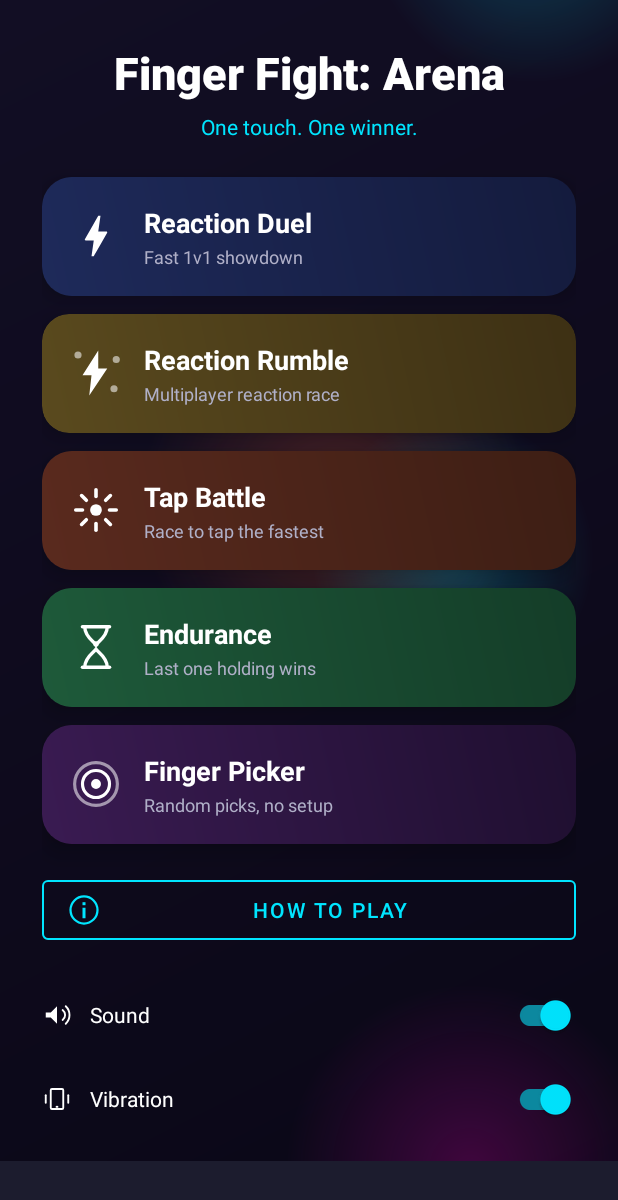
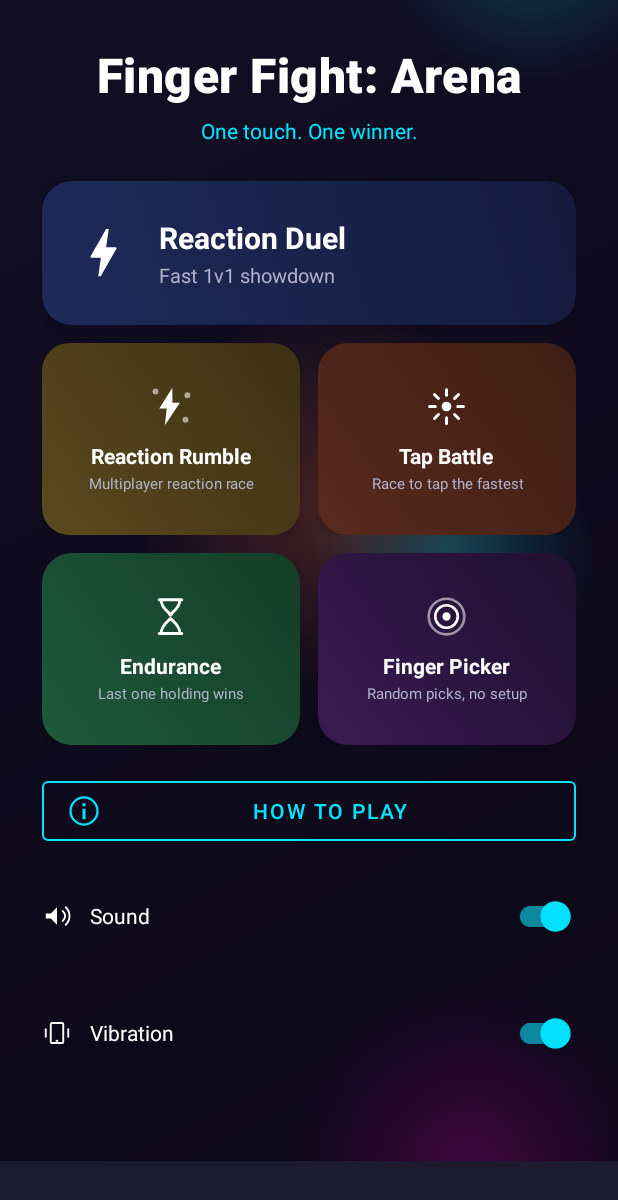
Before and after one commit to djmkee/fingerfight, an Android app: the screen it shows after launch (MainActivity), on a phone screen of 412 x 824 dp. Shown: the top 1200 px of the screen. Run offline under Robolectric (Android 15) with nearby library versions, the phone set to English and light mode, and no system bars; our stand-ins replace AdMob.

Commit message:
Bento-grid main menu, real haptics, and typography polish
Applied the 2026 mobile design trends actually relevant to a native app
(researched via web search after the three reference links were blocked
by this environment's network policy):

- Main menu restructured from a uniform vertical stack into a bento grid:
  one large featured hero card (Reaction Duel) plus a 2x2 grid of smaller
  tiles (Reaction Rumble, Tap Battle, Endurance, Finger Picker). Card ids
  are unchanged so MainActivity's click/animation wiring needed no
  changes, only the layout structure around them.
- Real haptic feedback: a new View.hapticTick() helper (respecting the
  existing Vibration setting) is now called from applyPressAnimation
  (every press-animated button/card) plus the rounds/pick-type toggles,
  the purpose chip group, and the How to Play accordion headers -- not
  just the visual press animation we already had, but an actual physical
  tick, which is what "purposeful micro-interaction" means on a phone.
- Bold typography: letter-spacing added to the four screen titles for a
  slightly more designed, premium feel.

Confirmed our existing glassmorphism approach (solid gradient cards over
a softly blurred backdrop, not blur-on-everything) already matches the
"restrained 2026" glassmorphism guidance surfaced by the research, so no
rework was needed there.

Verification: full ASCII/CDATA sweep of res/values, every XML file
validated well-formed, every resource id cross-checked between Kotlin
and XML. The Maven mirror used for the framework-only compile-check was
rate-limited this round, so ViewAnimations.kt's small addition
(View.performHapticFeedback + HapticFeedbackConstants.VIRTUAL_KEY, both
long-standing stable APIs) was verified by manual review instead.

Co-Authored-By: Claude Sonnet 5 <noreply@anthropic.com>
Claude-Session: https://claude.ai/code/session_01REWXcy5T4zuHkHegABWpSL

```diff
--- a/app/src/main/java/com/devmikeepr/fingerfight/HowToPlayActivity.kt
+++ b/app/src/main/java/com/devmikeepr/fingerfight/HowToPlayActivity.kt
@@ -43,6 +43,7 @@ class HowToPlayActivity : AppCompatActivity() {
 
             var expanded = false
             headerRow.setOnClickListener {
+                it.hapticTick()
                 expanded = !expanded
                 if (expanded) {
                     body.expand()
--- a/app/src/main/java/com/devmikeepr/fingerfight/PickerSetupActivity.kt
+++ b/app/src/main/java/com/devmikeepr/fingerfight/PickerSetupActivity.kt
@@ -40,8 +40,9 @@ class PickerSetupActivity : AppCompatActivity() {
         )
 
         toggleType.check(R.id.btn_pick_single)
-        toggleType.addOnButtonCheckedListener { _, checkedId, isChecked ->
+        toggleType.addOnButtonCheckedListener { group, checkedId, isChecked ->
             if (!isChecked) return@addOnButtonCheckedListener
+            group.hapticTick()
             pickType = when (checkedId) {
                 R.id.btn_pick_single -> PickType.SINGLE
                 R.id.btn_pick_order -> PickType.ORDER
@@ -57,7 +58,8 @@ class PickerSetupActivity : AppCompatActivity() {
         }
 
         chipGroup.check(R.id.chip_who_pays)
-        chipGroup.setOnCheckedChangeListener { _, checkedId ->
+        chipGroup.setOnCheckedChangeListener { group, checkedId ->
+            group.hapticTick()
             purpose = when (checkedId) {
                 R.id.chip_who_pays -> PickerPurpose.WHO_PAYS
                 R.id.chip_whos_it -> PickerPurpose.WHOS_IT
--- a/app/src/main/java/com/devmikeepr/fingerfight/SetupActivity.kt
+++ b/app/src/main/java/com/devmikeepr/fingerfight/SetupActivity.kt
@@ -78,8 +78,9 @@ class SetupActivity : AppCompatActivity() {
         }
 
         toggleRounds.check(R.id.btn_rounds_3)
-        toggleRounds.addOnButtonCheckedListener { _, checkedId, isChecked ->
+        toggleRounds.addOnButtonCheckedListener { group, checkedId, isChecked ->
             if (!isChecked) return@addOnButtonCheckedListener
+            group.hapticTick()
             totalRounds = when (checkedId) {
                 R.id.btn_rounds_1 -> 1
                 R.id.btn_rounds_3 -> 3
--- a/app/src/main/java/com/devmikeepr/fingerfight/ViewAnimations.kt
+++ b/app/src/main/java/com/devmikeepr/fingerfight/ViewAnimations.kt
@@ -3,16 +3,25 @@ package com.devmikeepr.fingerfight
 import android.animation.Animator
 import android.animation.AnimatorListenerAdapter
 import android.animation.ValueAnimator
+import android.view.HapticFeedbackConstants
 import android.view.MotionEvent
 import android.view.View
 import android.view.ViewGroup
 import android.view.animation.OvershootInterpolator
 
-/** Adds a small tactile scale-down/scale-up on press, without swallowing the click. */
+/** A short, purposeful haptic tick for a UI selection -- respects the Vibration setting. */
+fun View.hapticTick() {
+    if (Prefs.isHapticsEnabled(context)) {
+        performHapticFeedback(HapticFeedbackConstants.VIRTUAL_KEY)
+    }
+}
+
+/** Adds a small tactile scale-down/scale-up on press (plus a haptic tick), without swallowing the click. */
 fun View.applyPressAnimation() {
     setOnTouchListener { v, event ->
         when (event.actionMasked) {
             MotionEvent.ACTION_DOWN -> {
+                v.hapticTick()
                 v.animate().scaleX(0.96f).scaleY(0.96f).setDuration(100).start()
             }
             MotionEvent.ACTION_UP, MotionEvent.ACTION_CANCEL -> {
--- a/app/src/main/res/layout/activity_how_to_play.xml
+++ b/app/src/main/res/layout/activity_how_to_play.xml
@@ -24,6 +24,7 @@
         <TextView
             android:layout_width="wrap_content"
             android:layout_height="wrap_content"
+            android:letterSpacing="0.01"
             android:text="@string/how_to_play_title"
             android:textColor="@color/text_primary"
             android:textSize="24sp"
--- a/app/src/main/res/layout/activity_main.xml
+++ b/app/src/main/res/layout/activity_main.xml
@@ -31,9 +31,10 @@
                 android:layout_height="wrap_content"
                 android:fontFamily="sans-serif-black"
                 android:gravity="center"
+                android:letterSpacing="0.01"
                 android:text="@string/app_name"
                 android:textColor="@color/text_primary"
-                android:textSize="30sp"
+                android:textSize="32sp"
                 app:layout_constraintEnd_toEndOf="parent"
                 app:layout_constraintStart_toStartOf="parent"
                 app:layout_constraintTop_toTopOf="parent" />
@@ -50,6 +51,8 @@
                 app:layout_constraintStart_toStartOf="parent"
                 app:layout_constraintTop_toBottomOf="@id/text_title" />
 
+            <!-- Bento grid: one featured hero tile, then a 2x2 grid of smaller tiles -->
+
             <com.google.android.material.card.MaterialCardView
                 android:id="@+id/card_reaction"
                 android:layout_width="0dp"
@@ -59,7 +62,7 @@
                 android:clickable="true"
                 android:focusable="true"
                 app:cardBackgroundColor="@android:color/transparent"
-                app:cardCornerRadius="18dp"
+                app:cardCornerRadius="20dp"
                 app:cardElevation="8dp"
                 app:rippleColor="@color/accent"
                 app:layout_constraintEnd_toEndOf="parent"
@@ -72,17 +75,18 @@
                     android:background="@drawable/bg_card_reaction"
                     android:gravity="center_vertical"
                     android:orientation="horizontal"
-                    android:padding="18dp">
+                    android:minHeight="96dp"
+                    android:padding="20dp">
 
                     <ImageView
-                        android:layout_width="36dp"
-                        android:layout_height="36dp"
+                        android:layout_width="42dp"
+                        android:layout_height="42dp"
                         android:src="@drawable/ic_bolt" />
 
                     <LinearLayout
                         android:layout_width="0dp"
                         android:layout_height="wrap_content"
-                        android:layout_marginStart="14dp"
+                        android:layout_marginStart="16dp"
                         android:layout_weight="1"
                         android:orientation="vertical">
 
@@ -91,7 +95,7 @@
                             android:layout_height="wrap_content"
                             android:text="@string/action_play"
                             android:textColor="@color/text_primary"
-                            android:textSize="18sp"
+                            android:textSize="20sp"
                             android:textStyle="bold" />
 
                         <TextView
@@ -100,63 +104,67 @@
                             android:layout_marginTop="2dp"
                             android:text="@string/card_reaction_subtitle"
                             android:textColor="@color/text_secondary"
-                            android:textSize="12sp" />
+                            android:textSize="13sp" />
                     </LinearLayout>
                 </LinearLayout>
             </com.google.android.material.card.MaterialCardView>
+
+            <LinearLayout
+                android:id="@+id/grid_row_1"
+                android:layout_width="0dp"
+                android:layout_height="wrap_content"
+                android:layout_marginTop="12dp"
+                android:orientation="horizontal"
+                app:layout_constraintEnd_toEndOf="@id/card_reaction"
+                app:layout_constraintStart_toStartOf="@id/card_reaction"
+                app:layout_constraintTop_toBottomOf="@id/card_reaction">
 
                 <com.google.android.material.card.MaterialCardView
                     android:id="@+id/card_rumble"
                     android:layout_width="0dp"
                     android:layout_height="wrap_content"
-                android:layout_marginTop="12dp"
+                    android:layout_marginEnd="6dp"
+                    android:layout_weight="1"
                     android:checkable="false"
                     android:clickable="true"
                     android:focusable="true"
                     app:cardBackgroundColor="@android:color/transparent"
                     app:cardCornerRadius="18dp"
                     app:cardElevation="8dp"
-                app:rippleColor="@color/accent"
-                app:layout_constraintEnd_toEndOf="@id/card_reaction"
-                app:layout_constraintStart_toStartOf="@id/card_reaction"
-                app:layout_constraintTop_toBottomOf="@id/card_reaction">
+                    app:rippleColor="@color/accent">
 
                     <LinearLayout
                         android:layout_width="match_parent"
                         android:layout_height="wrap_content"
                         android:background="@drawable/bg_card_rumble"
-                    android:gravity="center_vertical"
-                    android:orientation="horizontal"
-                    android:padding="18dp">
+                        android:gravity="center"
+                        android:minHeight="128dp"
+                        android:orientation="vertical"
+                        android:padding="14dp">
 
                         <ImageView
-                        android:layout_width="36dp"
-                        android:layout_height="36dp"
+                            android:layout_width="30dp"
+                            android:layout_height="30dp"
                             android:src="@drawable/ic_bolt_group" />
-
-                    <LinearLayout
-                        android:layout_width="0dp"
-                        android:layout_height="wrap_content"
-                        android:layout_marginStart="14dp"
-                        android:layout_weight="1"
-                        android:orientation="vertical">
 
                         <TextView
                             android:layout_width="wrap_content"
                             android:layout_height="wrap_content"
+                            android:layout_marginTop="8dp"
+                            android:gravity="center"
                             android:text="@string/action_reaction_rumble"
                             android:textColor="@color/text_primary"
-                            android:textSize="18sp"
+                            android:textSize="14sp"
                             android:textStyle="bold" />
 
                         <TextView
                             android:layout_width="wrap_content"
                             android:layout_height="wrap_content"
                             android:layout_marginTop="2dp"
+                            android:gravity="center"
                             android:text="@string/card_rumble_subtitle"
                             android:textColor="@color/text_secondary"
-                            android:textSize="12sp" />
-                    </LinearLayout>
+                            android:textSize="10sp" />
                     </LinearLayout>
                 </com.google.android.material.card.MaterialCardView>
 
@@ -164,109 +172,108 @@
                     android:id="@+id/card_tap_battle"
                     android:layout_width="0dp"
                     android:layout_height="wrap_content"
-                android:layout_marginTop="12dp"
+                    android:layout_marginStart="6dp"
+                    android:layout_weight="1"
                     android:checkable="false"
                     android:clickable="true"
                     android:focusable="true"
                     app:cardBackgroundColor="@android:color/transparent"
                     app:cardCornerRadius="18dp"
                     app:cardElevation="8dp"
-                app:rippleColor="@color/accent"
-                app:layout_constraintEnd_toEndOf="@id/card_reaction"
-                app:layout_constraintStart_toStartOf="@id/card_reaction"
-                app:layout_constraintTop_toBottomOf="@id/card_rumble">
+                    app:rippleColor="@color/accent">
 
                     <LinearLayout
                         android:layout_width="match_parent"
                         android:layout_height="wrap_content"
                         android:background="@drawable/bg_card_tapbattle"
-                    android:gravity="center_vertical"
-                    android:orientation="horizontal"
-                    android:padding="18dp">
+                        android:gravity="center"
+                        android:minHeight="128dp"
+                        android:orientation="vertical"
+                        android:padding="14dp">
 
                         <ImageView
-                        android:layout_width="36dp"
-                        android:layout_height="36dp"
+                            android:layout_width="30dp"
+                            android:layout_height="30dp"
                             android:src="@drawable/ic_tap" />
-
-                    <LinearLayout
-                        android:layout_width="0dp"
-                        android:layout_height="wrap_content"
-                        android:layout_marginStart="14dp"
-                        android:layout_weight="1"
-                        android:orientation="vertical">
 
                         <TextView
                             android:layout_width="wrap_content"
                             android:layout_height="wrap_content"
+                            android:layout_marginTop="8dp"
+                            android:gravity="center"
                             android:text="@string/action_tap_battle"
                             android:textColor="@color/text_primary"
-                            android:textSize="18sp"
+                            android:textSize="14sp"
                             android:textStyle="bold" />
 
                         <TextView
                             android:layout_width="wrap_content"
                             android:layout_height="wrap_content"
                             android:layout_marginTop="2dp"
+                            android:gravity="center"
                             android:text="@string/card_tapbattle_subtitle"
                             android:textColor="@color/text_secondary"
-                            android:textSize="12sp" />
-                    </LinearLayout>
+                            android:textSize="10sp" />
                     </LinearLayout>
                 </com.google.android.material.card.MaterialCardView>
+            </LinearLayout>
+
+            <LinearLayout
+                android:id="@+id/grid_row_2"
+                android:layout_width="0dp"
+                android:layout_height="wrap_content"
+                android:layout_marginTop="12dp"
+                android:orientation="horizontal"
+                app:layout_constraintEnd_toEndOf="@id/card_reaction"
+                app:layout_constraintStart_toStartOf="@id/card_reaction"
+                app:layout_constraintTop_toBottomOf="@id/grid_row_1">
 
                 <com.google.android.material.card.MaterialCardView
                     android:id="@+id/card_endurance"
                     android:layout_width="0dp"
                     android:layout_height="wrap_content"
-                android:layout_marginTop="12dp"
+                    android:layout_marginEnd="6dp"
+                    android:layout_weight="1"
                     android:checkable="false"
                     android:clickable="true"
                     android:focusable="true"
                     app:cardBackgroundColor="@android:color/transparent"
                     app:cardCornerRadius="18dp"
                     app:cardElevation="8dp"
-                app:rippleColor="@color/accent"
-                app:layout_constraintEnd_toEndOf="@id/card_reaction"
-                app:layout_constraintStart_toStartOf="@id/card_reaction"
-                app:layout_constraintTop_toBottomOf="@id/card_tap_battle">
+                    app:rippleColor="@color/accent">
 
                     <LinearLayout
                         android:layout_width="match_parent"
                         android:layout_height="wrap_content"
                         android:background="@drawable/bg_card_endurance"
-                    android:gravity="center_vertical"
-                    android:orientation="horizontal"
-                    android:padding="18dp">
+                        android:gravity="center"
+                        android:minHeight="128dp"
+                        android:orientation="vertical"
+                        android:padding="14dp">
 
                         <ImageView
-                        android:layout_width="36dp"
-                        android:layout_height="36dp"
+                            android:layout_width="30dp"
+                            android:layout_height="30dp"
                             android:src="@drawable/ic_hourglass" />
-
-                    <LinearLayout
-                        android:layout_width="0dp"
-                        android:layout_height="wrap_content"
-                        android:layout_marginStart="14dp"
-                        android:layout_weight="1"
-                        android:orientation="vertical">
 
                         <TextView
                             android:layout_width="wrap_content"
                             android:layout_height="wrap_content"
+                            android:layout_marginTop="8dp"
+                            android:gravity="center"
                             android:text="@string/action_endurance"
                             android:textColor="@color/text_primary"
-                            android:textSize="18sp"
+                            android:textSize="14sp"
                             android:textStyle="bold" />
 
                         <TextView
                             android:layout_width="wrap_content"
                             android:layout_height="wrap_content"
                             android:layout_marginTop="2dp"
+                            android:gravity="center"
                             android:text="@string/card_endurance_subtitle"
                             android:textColor="@color/text_secondary"
-                            android:textSize="12sp" />
-                    </LinearLayout>
+                            android:textSize="10sp" />
                     </LinearLayout>
                 </com.google.android.material.card.MaterialCardView>
 
@@ -274,56 +281,51 @@
                     android:id="@+id/card_picker"
                     android:layout_width="0dp"
                     android:layout_height="wrap_content"
-                android:layout_marginTop="12dp"
+                    android:layout_marginStart="6dp"
+                    android:layout_weight="1"
                     android:checkable="false"
                     android:clickable="true"
                     android:focusable="true"
                     app:cardBackgroundColor="@android:color/transparent"
                     app:cardCornerRadius="18dp"
                     app:cardElevation="8dp"
-                app:rippleColor="@color/accent"
-                app:layout_constraintEnd_toEndOf="@id/card_reaction"
-                app:layout_constraintStart_toStartOf="@id/card_reaction"
-                app:layout_constraintTop_toBottomOf="@id/card_endurance">
+                    app:rippleColor="@color/accent">
 
                     <LinearLayout
                         android:layout_width="match_parent"
                         android:layout_height="wrap_content"
                         android:background="@drawable/bg_card_picker"
-                    android:gravity="center_vertical"
-                    android:orientation="horizontal"
-                    android:padding="18dp">
+                        android:gravity="center"
+                        android:minHeight="128dp"
+                        android:orientation="vertical"
+                        android:padding="14dp">
 
                         <ImageView
-                        android:layout_width="36dp"
-                        android:layout_height="36dp"
+                            android:layout_width="30dp"
+                            android:layout_height="30dp"
                             android:src="@drawable/ic_touch_rings" />
-
-                    <LinearLayout
-                        android:layout_width="0dp"
-                        android:layout_height="wrap_content"
-                        android:layout_marginStart="14dp"
-                        android:layout_weight="1"
-                        android:orientation="vertical">
 
                         <TextView
                             android:layout_width="wrap_content"
                             android:layout_height="wrap_content"
+                            android:layout_marginTop="8dp"
+                            android:gravity="center"
                             android:text="@string/action_picker"
                             android:textColor="@color/text_primary"
-                            android:textSize="18sp"
+                            android:textSize="14sp"
                             android:textStyle="bold" />
 
                         <TextView
                             android:layout_width="wrap_content"
                             android:layout_height="wrap_content"
                             android:layout_marginTop="2dp"
+                            android:gravity="center"
                             android:text="@string/card_picker_subtitle"
                             android:textColor="@color/text_secondary"
-                            android:textSize="12sp" />
-                    </LinearLayout>
+                            android:textSize="10sp" />
                     </LinearLayout>
                 </com.google.android.material.card.MaterialCardView>
+            </LinearLayout>
 
             <com.google.android.material.button.MaterialButton
                 android:id="@+id/btn_how_to_play"
@@ -338,7 +340,7 @@
                 app:strokeColor="@color/accent"
                 app:layout_constraintEnd_toEndOf="@id/card_reaction"
                 app:layout_constraintStart_toStartOf="@id/card_reaction"
-                app:layout_constraintTop_toBottomOf="@id/card_picker" />
+                app:layout_constraintTop_toBottomOf="@id/grid_row_2" />
 
             <LinearLayout
                 android:id="@+id/row_sound"
--- a/app/src/main/res/layout/activity_picker_setup.xml
+++ b/app/src/main/res/layout/activity_picker_setup.xml
@@ -37,6 +37,7 @@
                     <TextView
                         android:layout_width="wrap_content"
                         android:layout_height="wrap_content"
+                        android:letterSpacing="0.01"
                         android:text="@string/picker_setup_title"
                         android:textColor="@color/text_primary"
                         android:textSize="24sp"
--- a/app/src/main/res/layout/activity_setup.xml
+++ b/app/src/main/res/layout/activity_setup.xml
@@ -39,6 +39,7 @@
                         android:id="@+id/text_setup_title"
                         android:layout_width="wrap_content"
                         android:layout_height="wrap_content"
+                        android:letterSpacing="0.01"
                         android:textColor="@color/text_primary"
                         android:textSize="24sp"
                         android:textStyle="bold"
```
Also changed, not shown: 1 other file. Lines whose indentation alone changed are shown as unchanged.
